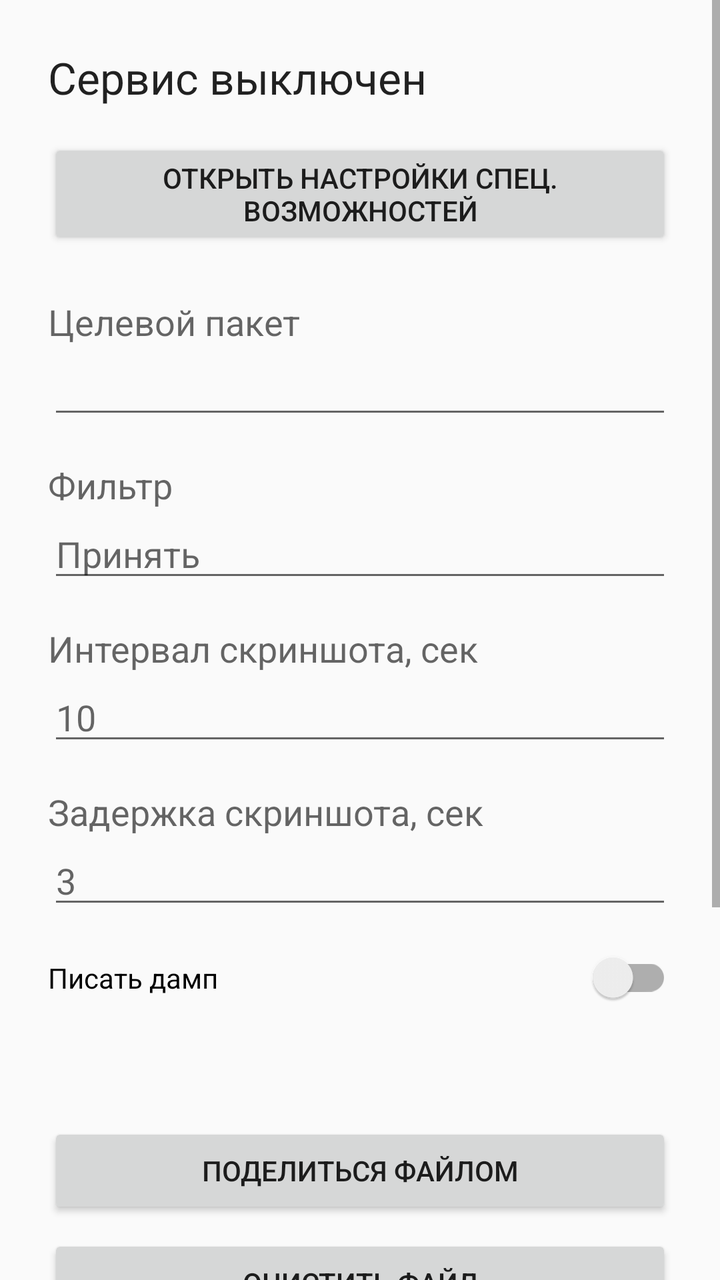
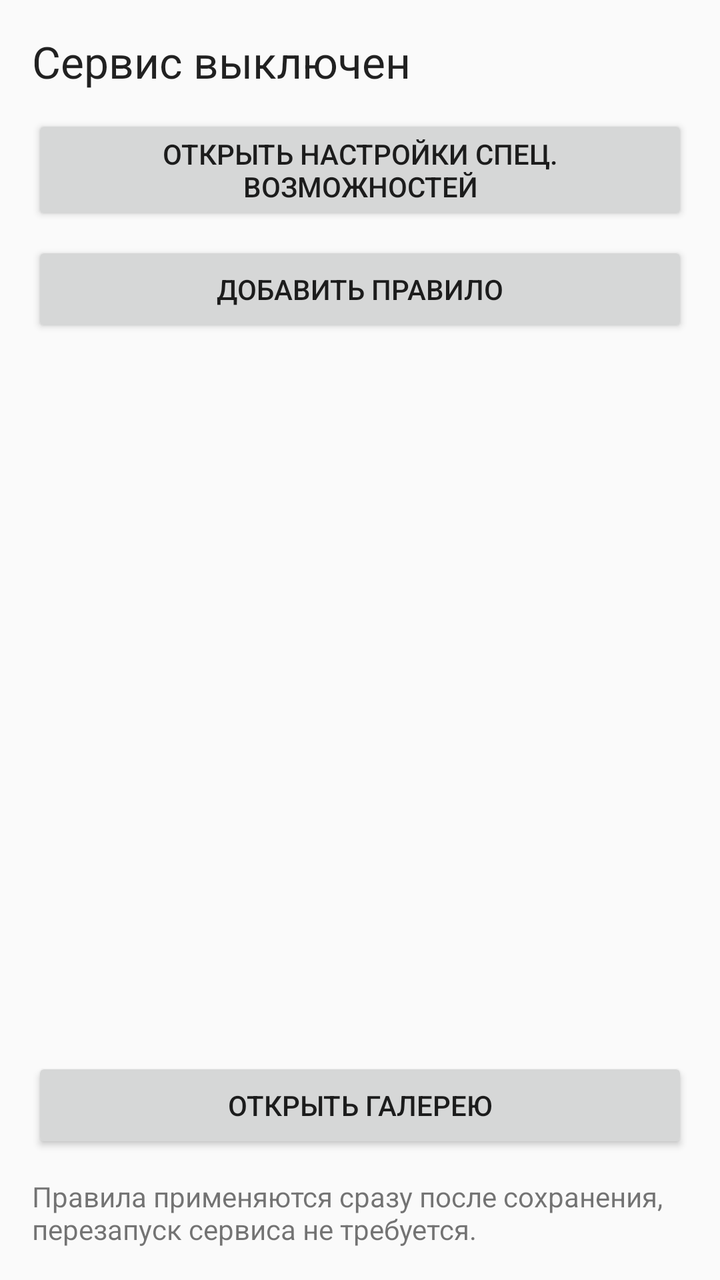

Before-and-after screenshots of an Android layout around one commit, followed by the original layout XML and the change that was made.
<!-- AndroidManifest.xml: application theme Theme.TreeDumper -->
<!-- res/layout/activity_main.xml -->
<?xml version="1.0" encoding="utf-8"?>
<ScrollView xmlns:android="http://schemas.android.com/apk/res/android"
    android:layout_width="match_parent"
    android:layout_height="match_parent"
    android:fillViewport="true">

    <LinearLayout
        android:layout_width="match_parent"
        android:layout_height="wrap_content"
        android:orientation="vertical"
        android:padding="24dp">

        <TextView
            android:id="@+id/statusText"
            android:layout_width="match_parent"
            android:layout_height="wrap_content"
            android:text="@string/service_disabled"
            android:textAppearance="@style/TextAppearance.AppCompat.Large" />

        <Button
            android:id="@+id/openSettingsButton"
            android:layout_width="match_parent"
            android:layout_height="wrap_content"
            android:layout_marginTop="16dp"
            android:text="@string/open_settings" />

        <TextView
            android:layout_width="match_parent"
            android:layout_height="wrap_content"
            android:layout_marginTop="24dp"
            android:text="@string/target_package_label"
            android:textAppearance="@style/TextAppearance.AppCompat.Medium" />

        <EditText
            android:id="@+id/targetPackageEdit"
            android:layout_width="match_parent"
            android:layout_height="wrap_content"
            android:imeOptions="actionDone"
            android:inputType="text"
            android:singleLine="true" />

        <TextView
            android:layout_width="match_parent"
            android:layout_height="wrap_content"
            android:layout_marginTop="16dp"
            android:text="@string/filter_label"
            android:textAppearance="@style/TextAppearance.AppCompat.Medium" />

        <EditText
            android:id="@+id/filterEdit"
            android:layout_width="match_parent"
            android:layout_height="wrap_content"
            android:hint="@string/filter_hint"
            android:imeOptions="actionDone"
            android:inputType="text"
            android:singleLine="true" />

        <TextView
            android:layout_width="match_parent"
            android:layout_height="wrap_content"
            android:layout_marginTop="16dp"
            android:text="@string/screenshot_interval_label"
            android:textAppearance="@style/TextAppearance.AppCompat.Medium" />

        <EditText
            android:id="@+id/screenshotIntervalEdit"
            android:layout_width="match_parent"
            android:layout_height="wrap_content"
            android:hint="@string/screenshot_interval_hint"
            android:imeOptions="actionDone"
            android:inputType="number"
            android:singleLine="true" />

        <TextView
            android:layout_width="match_parent"
            android:layout_height="wrap_content"
            android:layout_marginTop="16dp"
            android:text="@string/screenshot_delay_label"
            android:textAppearance="@style/TextAppearance.AppCompat.Medium" />

        <EditText
            android:id="@+id/screenshotDelayEdit"
            android:layout_width="match_parent"
            android:layout_height="wrap_content"
            android:hint="@string/screenshot_delay_hint"
            android:imeOptions="actionDone"
            android:inputType="number"
            android:singleLine="true" />

        <androidx.appcompat.widget.SwitchCompat
            android:id="@+id/dumpSwitch"
            android:layout_width="match_parent"
            android:layout_height="wrap_content"
            android:layout_marginTop="16dp"
            android:text="@string/dump_enabled" />

        <TextView
            android:id="@+id/fileInfoText"
            android:layout_width="match_parent"
            android:layout_height="wrap_content"
            android:layout_marginTop="24dp"
            android:textAppearance="@style/TextAppearance.AppCompat.Small" />

        <Button
            android:id="@+id/shareButton"
            android:layout_width="match_parent"
            android:layout_height="wrap_content"
            android:layout_marginTop="16dp"
            android:text="@string/share" />

        <Button
            android:id="@+id/clearButton"
            android:layout_width="match_parent"
            android:layout_height="wrap_content"
            android:layout_marginTop="8dp"
            android:text="@string/clear" />

        <Button
            android:id="@+id/galleryButton"
            android:layout_width="match_parent"
            android:layout_height="wrap_content"
            android:layout_marginTop="8dp"
            android:text="@string/open_gallery" />

        <TextView
            android:id="@+id/hintText"
            android:layout_width="match_parent"
            android:layout_height="wrap_content"
            android:layout_marginTop="24dp"
            android:text="@string/hint"
            android:textAppearance="@style/TextAppearance.AppCompat.Small" />

    </LinearLayout>

</ScrollView>
<!-- resources referenced by this layout -->
<resources>
  <string name="clear">Очистить файл</string>
  <string name="dump_enabled">Писать дамп</string>
  <string name="filter_hint">Принять</string>
  <string name="filter_label">Фильтр</string>
  <string name="hint">Как включить: нажмите кнопку настроек, найдите «YaPro Tree Dumper» и включите сервис, затем включите переключатель «Писать дамп» и откройте Яндекс Про.\nКак забрать файл: adb pull /sdcard/Android/data/com.example.treedumper/files/tree_dump.txt &lt;папка&gt; или кнопка «Поделиться файлом».</string>
  <string name="open_gallery">Открыть галерею</string>
  <string name="open_settings">Открыть настройки спец. возможностей</string>
  <string name="screenshot_delay_hint">3</string>
  <string name="screenshot_delay_label">Задержка скриншота, сек</string>
  <string name="screenshot_interval_hint">10</string>
  <string name="screenshot_interval_label">Интервал скриншота, сек</string>
  <string name="service_disabled">Сервис выключен</string>
  <string name="share">Поделиться файлом</string>
  <string name="target_package_label">Целевой пакет</string>
  <style name="Theme.TreeDumper" parent="Theme.AppCompat.DayNight.NoActionBar" />
</resources>

<!-- the commit's change to res/layout/activity_main.xml (unified diff, before → after) -->
@@ -1,135 +1,52 @@
 <?xml version="1.0" encoding="utf-8"?>
-<ScrollView xmlns:android="http://schemas.android.com/apk/res/android"
+<LinearLayout xmlns:android="http://schemas.android.com/apk/res/android"
     android:layout_width="match_parent"
     android:layout_height="match_parent"
-    android:fillViewport="true">
+    android:orientation="vertical"
+    android:padding="16dp">
 
-    <LinearLayout
+    <TextView
+        android:id="@+id/statusText"
         android:layout_width="match_parent"
         android:layout_height="wrap_content"
-        android:orientation="vertical"
-        android:padding="24dp">
+        android:text="@string/service_disabled"
+        android:textAppearance="@style/TextAppearance.AppCompat.Large" />
 
-        <TextView
-            android:id="@+id/statusText"
-            android:layout_width="match_parent"
-            android:layout_height="wrap_content"
-            android:text="@string/service_disabled"
-            android:textAppearance="@style/TextAppearance.AppCompat.Large" />
+    <Button
+        android:id="@+id/openSettingsButton"
+        android:layout_width="match_parent"
+        android:layout_height="wrap_content"
+        android:layout_marginTop="12dp"
+        android:text="@string/open_settings" />
 
-        <Button
-            android:id="@+id/openSettingsButton"
-            android:layout_width="match_parent"
-            android:layout_height="wrap_content"
-            android:layout_marginTop="16dp"
-            android:text="@string/open_settings" />
+    <Button
+        android:id="@+id/addRuleButton"
+        android:layout_width="match_parent"
+        android:layout_height="wrap_content"
+        android:layout_marginTop="8dp"
+        android:text="@string/add_rule" />
 
-        <TextView
-            android:layout_width="match_parent"
-            android:layout_height="wrap_content"
-            android:layout_marginTop="24dp"
-            android:text="@string/target_package_label"
-            android:textAppearance="@style/TextAppearance.AppCompat.Medium" />
+    <androidx.recyclerview.widget.RecyclerView
+        android:id="@+id/rulesRecycler"
+        android:layout_width="match_parent"
+        android:layout_height="0dp"
+        android:layout_marginTop="12dp"
+        android:layout_weight="1"
+        android:clipToPadding="false" />
 
-        <EditText
-            android:id="@+id/targetPackageEdit"
-            android:layout_width="match_parent"
-            android:layout_height="wrap_content"
-            android:imeOptions="actionDone"
-            android:inputType="text"
-            android:singleLine="true" />
+    <Button
+        android:id="@+id/galleryButton"
+        android:layout_width="match_parent"
+        android:layout_height="wrap_content"
+        android:layout_marginTop="8dp"
+        android:text="@string/open_gallery" />
 
-        <TextView
-            android:layout_width="match_parent"
-            android:layout_height="wrap_content"
-            android:layout_marginTop="16dp"
-            android:text="@string/filter_label"
-            android:textAppearance="@style/TextAppearance.AppCompat.Medium" />
+    <TextView
+        android:id="@+id/hintText"
+        android:layout_width="match_parent"
+        android:layout_height="wrap_content"
+        android:layout_marginTop="12dp"
+        android:text="@string/hint"
+        android:textAppearance="@style/TextAppearance.AppCompat.Small" />
 
-        <EditText
-            android:id="@+id/filterEdit"
-            android:layout_width="match_parent"
-            android:layout_height="wrap_content"
-            android:hint="@string/filter_hint"
-            android:imeOptions="actionDone"
-            android:inputType="text"
-            android:singleLine="true" />
-
-        <TextView
-            android:layout_width="match_parent"
-            android:layout_height="wrap_content"
-            android:layout_marginTop="16dp"
-            android:text="@string/screenshot_interval_label"
-            android:textAppearance="@style/TextAppearance.AppCompat.Medium" />
-
-        <EditText
-            android:id="@+id/screenshotIntervalEdit"
-            android:layout_width="match_parent"
-            android:layout_height="wrap_content"
-            android:hint="@string/screenshot_interval_hint"
-            android:imeOptions="actionDone"
-            android:inputType="number"
-            android:singleLine="true" />
-
-        <TextView
-            android:layout_width="match_parent"
-            android:layout_height="wrap_content"
-            android:layout_marginTop="16dp"
-            android:text="@string/screenshot_delay_label"
-            android:textAppearance="@style/TextAppearance.AppCompat.Medium" />
-
-        <EditText
-            android:id="@+id/screenshotDelayEdit"
-            android:layout_width="match_parent"
-            android:layout_height="wrap_content"
-            android:hint="@string/screenshot_delay_hint"
-            android:imeOptions="actionDone"
-            android:inputType="number"
-            android:singleLine="true" />
-
-        <androidx.appcompat.widget.SwitchCompat
-            android:id="@+id/dumpSwitch"
-            android:layout_width="match_parent"
-            android:layout_height="wrap_content"
-            android:layout_marginTop="16dp"
-            android:text="@string/dump_enabled" />
-
-        <TextView
-            android:id="@+id/fileInfoText"
-            android:layout_width="match_parent"
-            android:layout_height="wrap_content"
-            android:layout_marginTop="24dp"
-            android:textAppearance="@style/TextAppearance.AppCompat.Small" />
-
-        <Button
-            android:id="@+id/shareButton"
-            android:layout_width="match_parent"
-            android:layout_height="wrap_content"
-            android:layout_marginTop="16dp"
-            android:text="@string/share" />
-
-        <Button
-            android:id="@+id/clearButton"
-            android:layout_width="match_parent"
-            android:layout_height="wrap_content"
-            android:layout_marginTop="8dp"
-            android:text="@string/clear" />
-
-        <Button
-            android:id="@+id/galleryButton"
-            android:layout_width="match_parent"
-            android:layout_height="wrap_content"
-            android:layout_marginTop="8dp"
-            android:text="@string/open_gallery" />
-
-        <TextView
-            android:id="@+id/hintText"
-            android:layout_width="match_parent"
-            android:layout_height="wrap_content"
-            android:layout_marginTop="24dp"
-            android:text="@string/hint"
-            android:textAppearance="@style/TextAppearance.AppCompat.Small" />
-
-    </LinearLayout>
-
-</ScrollView>
+</LinearLayout>
<!-- resource entries referenced after the edit -->
@@ -1,19 +1,10 @@
 <!-- resources referenced by this layout -->
 <resources>
-  <string name="clear">Очистить файл</string>
-  <string name="dump_enabled">Писать дамп</string>
-  <string name="filter_hint">Принять</string>
-  <string name="filter_label">Фильтр</string>
-  <string name="hint">Как включить: нажмите кнопку настроек, найдите «YaPro Tree Dumper» и включите сервис, затем включите переключатель «Писать дамп» и откройте Яндекс Про.\nКак забрать файл: adb pull /sdcard/Android/data/com.example.treedumper/files/tree_dump.txt &lt;папка&gt; или кнопка «Поделиться файлом».</string>
+  <string name="add_rule">Добавить правило</string>
+  <string name="hint">Правила применяются сразу после сохранения, перезапуск сервиса не требуется.</string>
   <string name="open_gallery">Открыть галерею</string>
   <string name="open_settings">Открыть настройки спец. возможностей</string>
-  <string name="screenshot_delay_hint">3</string>
-  <string name="screenshot_delay_label">Задержка скриншота, сек</string>
-  <string name="screenshot_interval_hint">10</string>
-  <string name="screenshot_interval_label">Интервал скриншота, сек</string>
   <string name="service_disabled">Сервис выключен</string>
-  <string name="share">Поделиться файлом</string>
-  <string name="target_package_label">Целевой пакет</string>
   <style name="Theme.TreeDumper" parent="Theme.AppCompat.DayNight.NoActionBar" />
 </resources>
 
